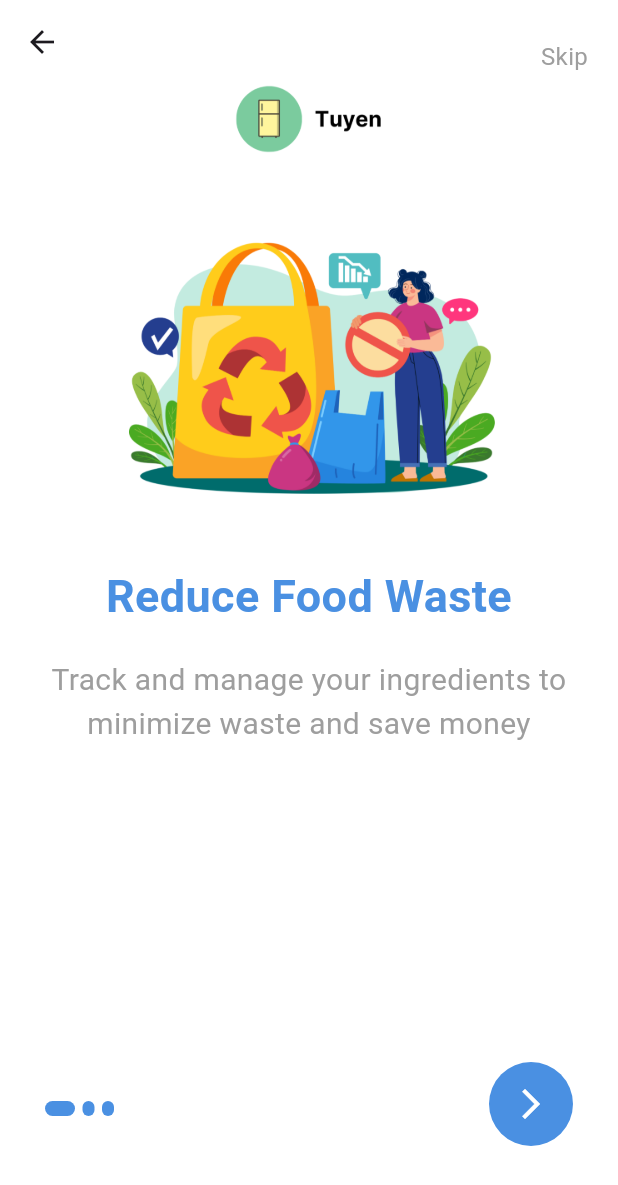
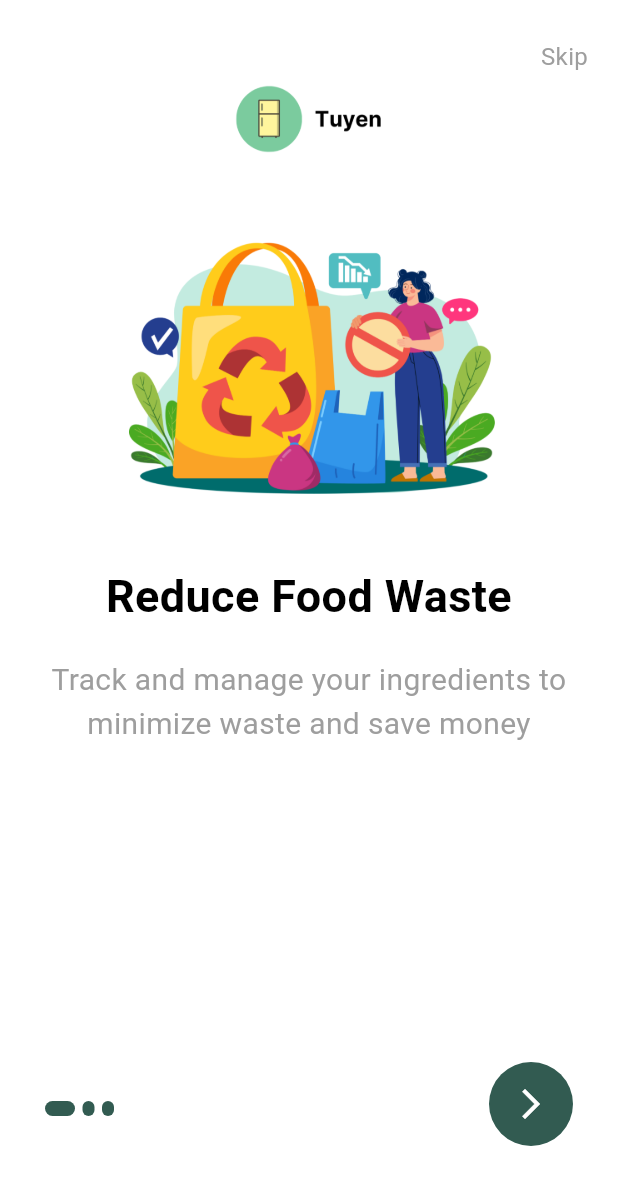
Before and after one commit to HathaithipKaewkam/food_management, a Flutter app: the OnboardingScreen screen opened directly, on a phone screen of 412 x 824 dp. Shown: the top 1185 px of the screen. Run offline on Flutter 3.47's test engine with Material 3 defaults, Android fonts, the phone set to English and light mode, and no system bars; our stand-ins replace animated_bottom_navigation_bar, carousel_slider, firebase_core, font_awesome_flutter, image_picker, page_transition and 1 more; missing offline and left inert: dotted_dashed_line, simple_animation_progress_bar; accounts and stored records are empty; key blocks and very long unbroken strings in the code were emptied for the run.

Commit message:
update complete profile / onbording / recipe detail screen

```diff
--- a/lib/main.dart
+++ b/lib/main.dart
@@ -1,7 +1,6 @@
 import 'package:flutter/material.dart';
 import 'package:firebase_core/firebase_core.dart';
-import 'package:food_project/screens/login/complete_profile.dart';
-import 'package:food_project/screens/login/goal_screen.dart';
+import 'package:food_project/screens/onboarding_screen.dart';
 
 import 'firebase_options.dart';
 
@@ -19,7 +18,7 @@
   Widget build(BuildContext context) {
     return const MaterialApp(
       title: 'Onboarding Screen',
-      home: GoalScreen(),
+      home: OnboardingScreen(),
     );
   }
 }
--- a/lib/screens/login/complete_profile.dart
+++ b/lib/screens/login/complete_profile.dart
@@ -314,7 +314,7 @@
                     alignment: Alignment.center,
                     decoration: BoxDecoration(
                       gradient: const LinearGradient(
-                        colors: [Color(0xFF00FF77), Color(0xFF053d00)],
+                        colors: [Colors.greenAccent, Colors.lightGreen],
                       ),
                       borderRadius: BorderRadius.circular(15),
                     ),
@@ -395,7 +395,7 @@
                     alignment: Alignment.center,
                     decoration: BoxDecoration(
                       gradient: const LinearGradient(
-                        colors: [Color(0xFF00FF77), Color(0xFF053d00)],
+                        colors: [Colors.greenAccent, Colors.lightGreen],
                       ),
                       borderRadius: BorderRadius.circular(15),
                     ),
--- a/lib/screens/onboarding_screen.dart
+++ b/lib/screens/onboarding_screen.dart
@@ -80,9 +80,9 @@
             right: 30,
             child: Container(
               padding: const EdgeInsets.all(4),
-              decoration: BoxDecoration(
+              decoration: const BoxDecoration(
                 shape: BoxShape.circle,
-                color: Constants.primaryColor,
+                color: Color(0xFF325b51),
               ),
               child: IconButton(
                   onPressed: () {
@@ -124,7 +124,7 @@
       width: isActive ? 20 : 8,
       margin: const EdgeInsets.only(right: 5.0),
       decoration: BoxDecoration(
-        color: Constants.primaryColor,
+        color: const Color(0xFF325b51),
         borderRadius: BorderRadius.circular(5),
       ),
     );
@@ -164,15 +164,15 @@
       padding: const EdgeInsets.only(left: 10, right: 10, bottom: 20),
       child: Column(
         mainAxisAlignment:
-            MainAxisAlignment.start, // จัดตำแหน่งข้อความให้ชิดด้านบน
+            MainAxisAlignment.start,
         crossAxisAlignment:
-            CrossAxisAlignment.center, // จัดตำแหน่งข้อความให้กลาง
+            CrossAxisAlignment.center,
         children: [
           Image.asset(
             image,
-            fit: BoxFit.contain, // ปรับให้ภาพพอดีกับกรอบ โดยไม่ตัดภาพ
-            width: double.infinity, // ให้ภาพขยายเต็มความกว้าง
-            height: 300, // กำหนดความสูงของภาพ
+            fit: BoxFit.contain,
+            width: double.infinity,
+            height: 300,
           ),
           const SizedBox(
             height: 20,
@@ -180,8 +180,8 @@
           Text(
             title,
             textAlign: TextAlign.center,
-            style: TextStyle(
-              color: Constants.primaryColor,
+            style: const TextStyle(
+              color: Colors.black,
               fontSize: 30,
               fontWeight: FontWeight.bold,
             ),
```
Also changed, not shown: lib/screens/recipe/recipe_detail.dart (+61 -47 lines).
